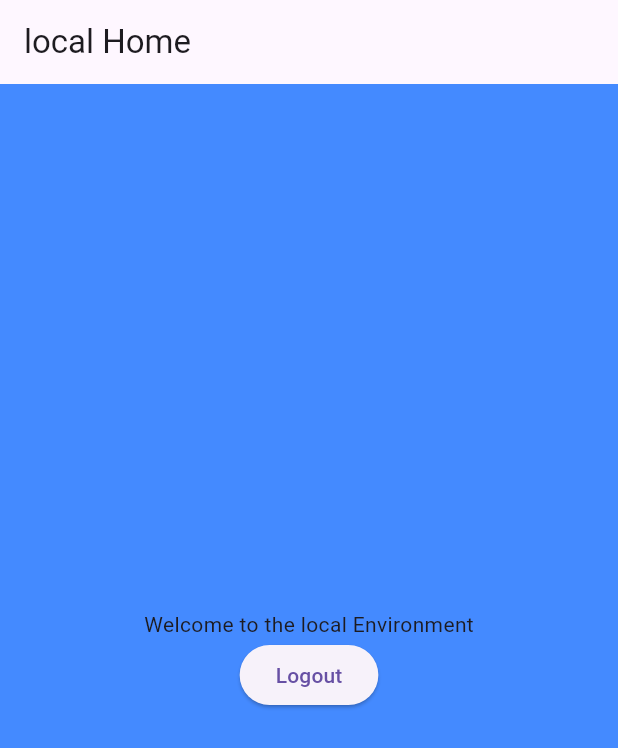
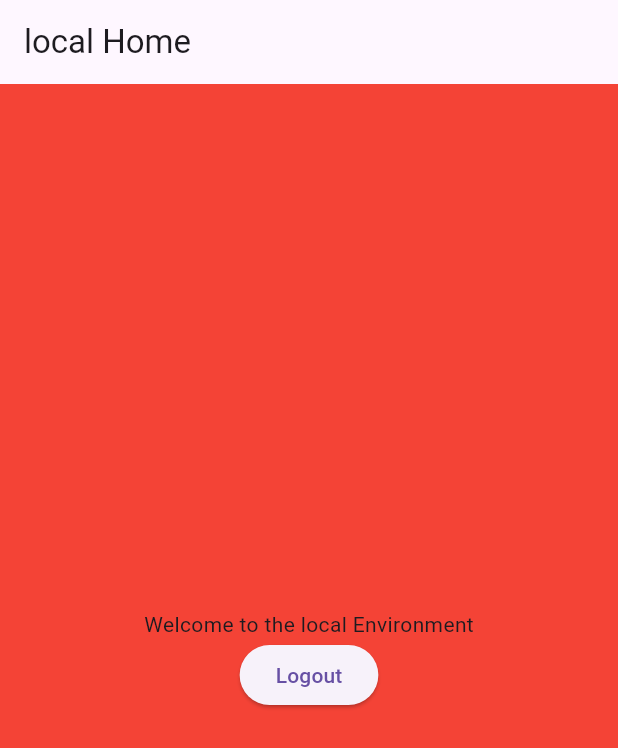
Before and after one commit to WhiteshadowYS/saas_test, a Flutter app: the screen it shows after launch, after a tap on an icon or button, on a phone screen of 412 x 824 dp. Shown: the top 748 px of the screen. Run offline on Flutter 3.47's test engine with Material 3 defaults, Android fonts, the phone set to English and light mode, and no system bars; our stand-ins replace flutter_dotenv, get_it, go_router, injectable.

Commit message:
feat(UPDATE): Red update
Red update

```diff
--- a/lib/application/config/environments.dart
+++ b/lib/application/config/environments.dart
@@ -1,4 +1,3 @@
 const List<String> environments = [
   'local',
-  'validation',
 ];
--- a/lib/sources/local/screens/home/home_screen.dart
+++ b/lib/sources/local/screens/home/home_screen.dart
@@ -15,7 +15,7 @@ class HomeScreen extends StatelessWidget {
         title: Text('$enviromentName Home'),
       ),
       body: Container(
-        color: Colors.blueAccent,
+        color: Colors.red,
         child: Center(
           child: Column(
             mainAxisAlignment: MainAxisAlignment.center,
```
